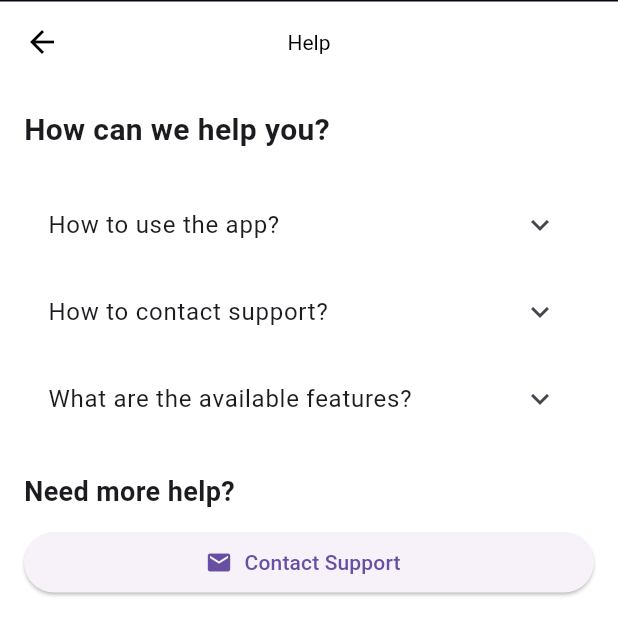
After one commit to Reebo4000/house_cleaning, a Flutter app: the HelpPage screen opened by its route, on a phone screen of 412 x 824 dp. The commit adds this screen. Shown: the top 635 px of the screen. Run offline on Flutter 3.47's test engine with Material 3 defaults, Android fonts, the phone set to English and light mode, and no system bars; our stand-ins replace cached_network_image, card_swiper, cloud_firestore, fancy_shimmer_image, firebase_auth, firebase_core and 9 more; missing offline and left inert: firebase_app_check, flutter_facebook_auth; accounts and stored records are empty; project files that could hold a hidden picture were left out.

Commit message:
cleaner_profile_screen

```diff
--- a/lib/screens/auth/login_screen.dart
+++ b/lib/screens/auth/login_screen.dart
@@ -179,6 +179,8 @@ class _LoginScreenState extends State<LoginScreen> {
                             authProvider.isLoading = true;
                             setState(() {});
                             await authProvider.loginWithFirebase();
+
+
                           }
                         },
                       ),
--- /dev/null
+++ b/lib/screens/cleaner_profile/inner_screens/help.dart
@@ -0,0 +1,72 @@
+import 'package:flutter/material.dart';
+
+class HelpPage extends StatelessWidget {
+  const HelpPage({super.key});
+  static const String helpPagerouteName = '/HelpPage';
+
+  @override
+  Widget build(BuildContext context) {
+    return Scaffold(
+      appBar: AppBar(
+        title: const Text('Help'),
+        centerTitle: true,
+      ),
+      body: ListView(
+        padding: const EdgeInsets.all(16.0),
+        children: [
+          const Text(
+            'How can we help you?',
+            style: TextStyle(fontSize: 20, fontWeight: FontWeight.bold),
+          ),
+          const SizedBox(height: 20),
+          const ExpansionTile(
+            title: Text('How to use the app?'),
+            children: [
+              Padding(
+                padding: EdgeInsets.all(8.0),
+                child: Text(
+                  'To use the app, start by creating an account. Then, explore features like scheduling services, contacting support, and managing your profile.',
+                ),
+              ),
+            ],
+          ),
+          const ExpansionTile(
+            title: Text('How to contact support?'),
+            children: [
+              Padding(
+                padding: EdgeInsets.all(8.0),
+                child: Text(
+                  'You can contact our support team via email at support@example.com or call us at +123-456-7890.',
+                ),
+              ),
+            ],
+          ),
+          const ExpansionTile(
+            title: Text('What are the available features?'),
+            children: [
+              Padding(
+                padding: EdgeInsets.all(8.0),
+                child: Text(
+                  'Our app offers features like booking services, tracking progress, and providing feedback on completed tasks.',
+                ),
+              ),
+            ],
+          ),
+          const SizedBox(height: 20),
+          const Text(
+            'Need more help?',
+            style: TextStyle(fontSize: 18, fontWeight: FontWeight.w600),
+          ),
+          const SizedBox(height: 10),
+          ElevatedButton.icon(
+            onPressed: () {
+              // Add navigation or support logic
+            },
+            icon: const Icon(Icons.mail),
+            label: const Text('Contact Support'),
+          ),
+        ],
+      ),
+    );
+  }
+}
```
Also changed, not shown: lib/main.dart (+11 -0 lines), lib/screens/cleaner_profile/cleaner_profile_screen.dart (added, +132 -0 lines), lib/screens/cleaner_profile/inner_screens/cleaner_sign_out.dart (added, +75 -0 lines), lib/screens/cleaner_profile/inner_screens/settings.dart (added, +44 -0 lines), lib/screens/selection_screen/role_selection_page.dart (+5 -2 lines).
